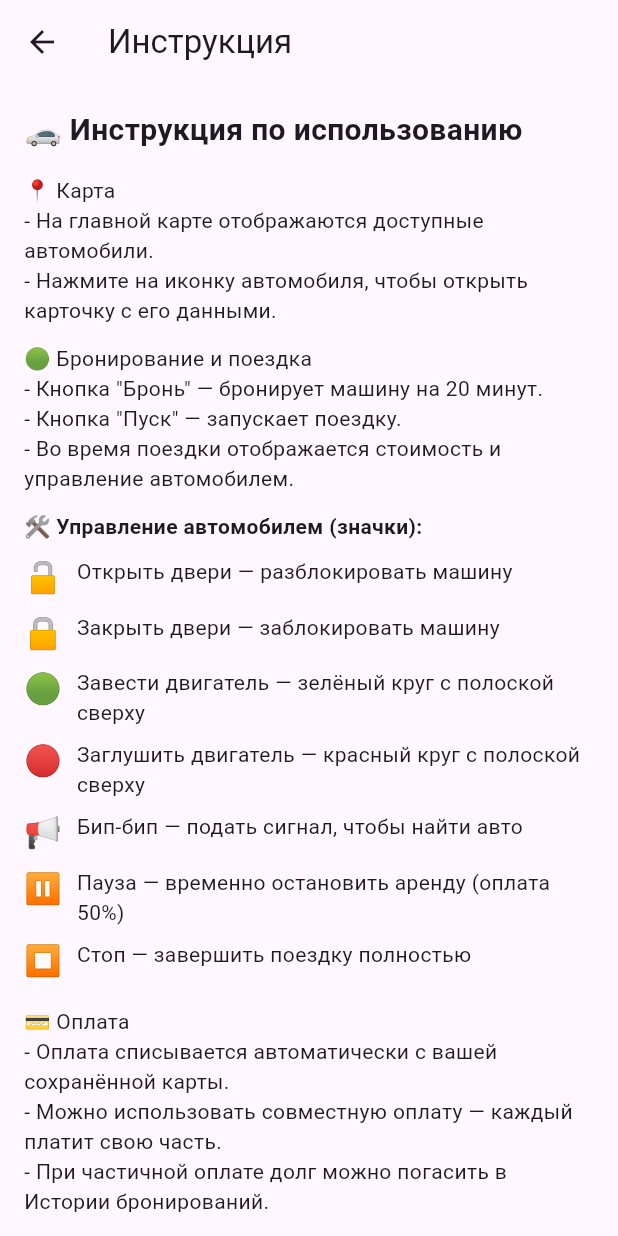
After one commit to DarkAcnologia/Car_rental_app, a Flutter app: the MenuScreen screen opened directly, after a tap on "Инструкция", on a phone screen of 412 x 824 dp. The commit adds this screen. Run offline on Flutter 3.47's test engine with Material 3 defaults, Android fonts, the phone set to English and light mode, and no system bars; our stand-ins replace firebase_core, firebase_messaging, geolocator, go_router, image_picker, qr_flutter and 2 more; missing offline and left inert: flutter_stripe, yandex_mapkit; accounts and stored records are empty; network calls fail.

Commit message:
доп правки

```diff
--- a/lib/router.dart
+++ b/lib/router.dart
@@ -9,6 +9,7 @@ import 'screens/booking_history_screen.dart';
 import 'screens/map_screen.dart';
 import 'screens/payment_method_screen.dart';
 import 'screens/save_card_screen.dart';
+import 'screens/instruction_screen.dart';
 
 final GoRouter router = GoRouter(
   initialLocation: '/',
@@ -61,7 +62,14 @@ final GoRouter router = GoRouter(
   path: '/save-card',
   builder: (context, state) => const SaveCardScreen(),
 ),
-
+GoRoute(
+  path: '/user-guide',
+  builder: (context, state) => const InstructionScreen(),
+),
+GoRoute(
+  path: '/terms',
+  builder: (context, state) => const TermsOfUseScreen(),
+),
     GoRoute(
   path: '/payment-method',
   builder: (context, state) => const PaymentMethodScreen(),
--- /dev/null
+++ b/lib/screens/instruction_screen.dart
@@ -0,0 +1,87 @@
+// lib/screens/instruction_screen.dart
+import 'package:flutter/material.dart';
+
+class InstructionScreen extends StatelessWidget {
+  const InstructionScreen({super.key});
+
+  @override
+  Widget build(BuildContext context) {
+    return Scaffold(
+      appBar: AppBar(title: const Text('Инструкция')),
+      body: Padding(
+        padding: const EdgeInsets.all(16),
+        child: ListView(
+          children: [
+            const Text(
+              '🚗 Инструкция по использованию',
+              style: TextStyle(fontSize: 20, fontWeight: FontWeight.bold),
+            ),
+            const SizedBox(height: 16),
+            const Text(
+              '📍 Карта\n- На главной карте отображаются доступные автомобили.\n'
+              '- Нажмите на иконку автомобиля, чтобы открыть карточку с его данными.',
+            ),
+            const SizedBox(height: 12),
+            const Text(
+              '🟢 Бронирование и поездка\n'
+              '- Кнопка "Бронь" — бронирует машину на 20 минут.\n'
+              '- Кнопка "Пуск" — запускает поездку.\n'
+              '- Во время поездки отображается стоимость и управление автомобилем.',
+            ),
+            const SizedBox(height: 12),
+            const Text(
+              '🛠️ Управление автомобилем (значки):',
+              style: TextStyle(fontWeight: FontWeight.bold),
+            ),
+            const SizedBox(height: 6),
+            _buildIconRow('🔓', 'Открыть двери — разблокировать машину'),
+            _buildIconRow('🔒', 'Закрыть двери — заблокировать машину'),
+            _buildIconRow('🟢', 'Завести двигатель — зелёный круг с полоской сверху'),
+            _buildIconRow('🔴', 'Заглушить двигатель — красный круг с полоской сверху'),
+            _buildIconRow('📢', 'Бип-бип — подать сигнал, чтобы найти авто'),
+            _buildIconRow('⏸', 'Пауза — временно остановить аренду (оплата 50%)'),
+            _buildIconRow('⏹', 'Стоп — завершить поездку полностью'),
+            const SizedBox(height: 12),
+            const Text(
+              '💳 Оплата\n'
+              '- Оплата списывается автоматически с вашей сохранённой карты.\n'
+              '- Можно использовать совместную оплату — каждый платит свою часть.\n'
+              '- При частичной оплате долг можно погасить в Истории бронирований.',
+            ),
+            const SizedBox(height: 12),
+            const Text(
+              '🎨 Темы\n'
+              '- Перейдите в Меню → Темы, чтобы выбрать светлую, тёмную или авто тему.',
+            ),
+            const SizedBox(height: 12),
+            const Text(
+              'ℹ️ Дополнительно\n'
+              '- Добавьте карту в разделе "Способ оплаты".\n'
+              '- В случае вопросов или проблем — обратитесь в поддержку.',
+            ),
+           const Text(
+  '📷 Камеры и безопасность\n'
+  '- В автомобиле установлены камеры для обеспечения безопасности.\n'
+  '- Водитель должен соответствовать предоставленным данным (фото лица и ВУ).\n'
+  '- В случае несоответствия аккаунт может быть заблокирован.',
+),
+          ],
+        ),
+      ),
+    );
+  }
+
+  Widget _buildIconRow(String icon, String description) {
+    return Padding(
+      padding: const EdgeInsets.symmetric(vertical: 4),
+      child: Row(
+        crossAxisAlignment: CrossAxisAlignment.start,
+        children: [
+          Text(icon, style: const TextStyle(fontSize: 20)),
+          const SizedBox(width: 10),
+          Expanded(child: Text(description)),
+        ],
+      ),
+    );
+  }
+}
--- a/lib/screens/menu_screen.dart
+++ b/lib/screens/menu_screen.dart
@@ -4,7 +4,6 @@ import 'package:go_router/go_router.dart';
 import 'package:car_rental_app/screens/booking_history_screen.dart';
 import 'package:car_rental_app/screens/login_screen.dart';
 import 'package:car_rental_app/screens/save_card_screen.dart';
-
 import '../main.dart';
 import 'package:car_rental_app/state/trip_state.dart';
 
@@ -131,6 +130,44 @@ class _MenuScreenState extends State<MenuScreen> {
     );
   }
 
+  void _showAboutApp() {
+    showDialog(
+      context: context,
+      builder: (_) => AlertDialog(
+        title: const Text('О приложении'),
+        content: const Text(
+          'Приложение "CarRentalApp" предназначено для аренды автомобилей. '
+          'Вы можете бронировать машины, просматривать историю поездок, '
+          'добавлять карты и оплачивать аренду.',
+        ),
+        actions: [
+          TextButton(onPressed: () => Navigator.pop(context), child: const Text('ОК')),
+        ],
+      ),
+    );
+  }
+
+  void _showTermsOfUse() {
+    showDialog(
+      context: context,
+      builder: (_) => AlertDialog(
+        title: const Text('Условия использования'),
+        content: const SingleChildScrollView(
+          child: Text(
+            '1. Пользователь обязуется использовать приложение в законных целях.\n'
+            '2. Аренда возможна только при наличии подтверждённого профиля.\n'
+            '3. Администрация не несёт ответственности за действия пользователей вне платформы.\n'
+            '4. При нарушении условий доступ может быть ограничен.\n\n'
+            'Полный текст доступен на сайте компании.',
+          ),
+        ),
+        actions: [
+          TextButton(onPressed: () => Navigator.pop(context), child: const Text('Понятно')),
+        ],
+      ),
+    );
+  }
+
   @override
   Widget build(BuildContext context) {
     return Scaffold(
@@ -162,8 +199,23 @@ ListTile(
             ),
             const Divider(height: 32),
             const Text(
-              '📋 Информация о приложении\n\n- Помощь\n- Условия использования',
-              style: TextStyle(fontSize: 14),
+              '📋 Информация',
+              style: TextStyle(fontSize: 16, fontWeight: FontWeight.bold),
+            ),
+            ListTile(
+              leading: const Icon(Icons.info_outline),
+              title: const Text('О приложении'),
+              onTap: _showAboutApp,
+            ),
+            ListTile(
+              leading: const Icon(Icons.verified_user_outlined),
+              title: const Text('Условия использования'),
+              onTap: () => context.push('/terms'),
+            ),
+            ListTile(
+              leading: const Icon(Icons.help_outline),
+              title: const Text('Инструкция'),
+              onTap: () => context.push('/user-guide'),
             ),
           ],
         ),
--- a/lib/screens/signup_screen.dart
+++ b/lib/screens/signup_screen.dart
@@ -42,6 +42,7 @@ class _SignUpScreenState extends State<SignUpScreen> {
     try {
       await Supabase.instance.client.auth.signInWithOAuth(
         Provider.google,
+        redirectTo: 'https://jekylcxrzokwdjlknxjz.supabase.co/auth/v1/callback?prompt=select_account',
       );
     } on AuthException catch (e) {
       ScaffoldMessenger.of(context).showSnackBar(
--- a/pubspec.yaml
+++ b/pubspec.yaml
@@ -20,6 +20,8 @@ dependencies:
   http: ^1.4.0
   qr_flutter: ^4.1.0
   share_plus: ^7.0.0
+  url_launcher: ^6.2.4
+
 
 dev_dependencies:
   flutter_test:
```
Also changed, not shown: lib/screens/booking_history_screen.dart (+27 -12 lines), lib/screens/login_screen.dart (+22 -1 lines), lib/screens/shared_payment_screen.dart (+9 -15 lines), lib/screens/terms_of_use_screen.dart (added, +60 -0 lines), pubspec.lock, 2 other files. Lines whose indentation alone changed are shown as unchanged.
